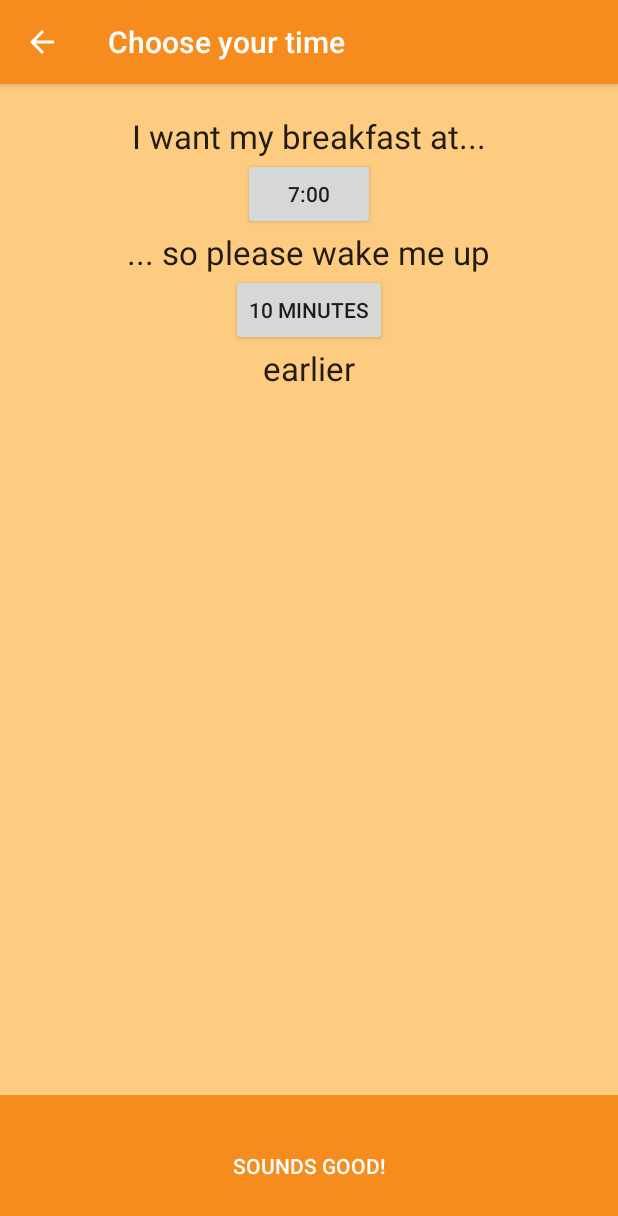
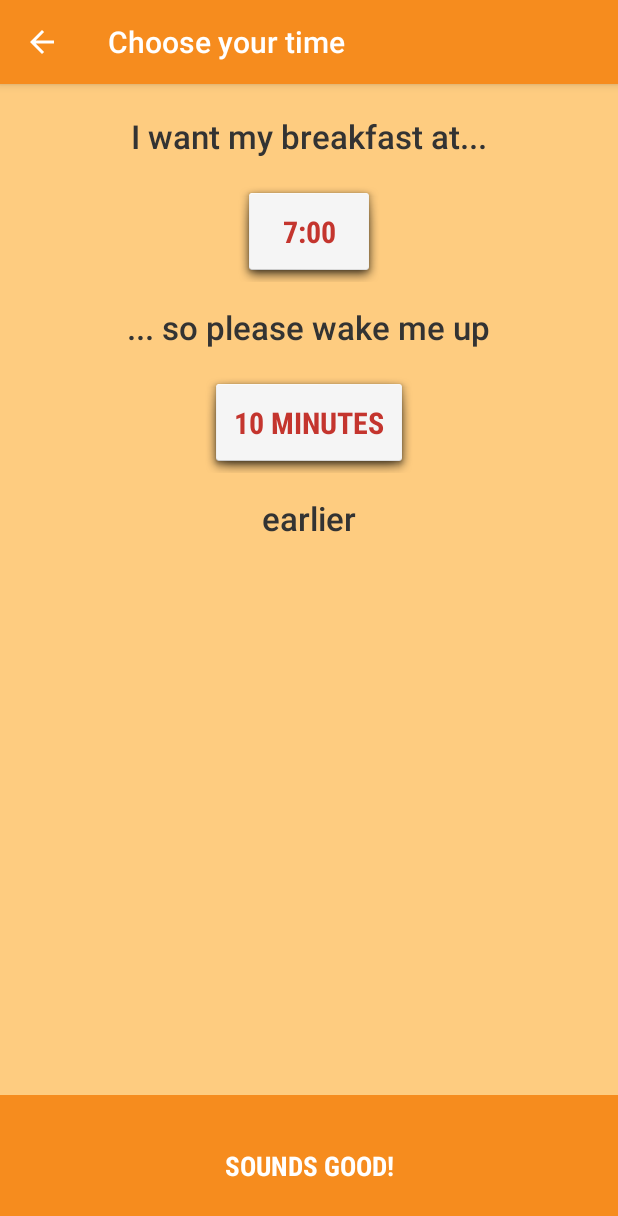
Before and after one commit to rlunding/DeliciousClock, an Android app: the TimeSelectionActivity screen opened directly, with no data from a screen before it, on a phone screen of 412 x 824 dp. Shown: the top 1216 px of the screen. Run offline under Robolectric (Android 15) with nearby library versions, the phone set to English and light mode, and no system bars.

Commit message:
Design stuff of continue buttons and time selection activity

```diff
--- a/app/src/main/res/layout/activity_address_selection.xml
+++ b/app/src/main/res/layout/activity_address_selection.xml
@@ -75,6 +75,9 @@
             android:id="@+id/address_selection_continue_button"
             android:enabled="false"
             android:background="@color/continue_button_background_color"
-            android:textColor="@color/continue_button_text_color"/>
+            android:textColor="@color/continue_button_text_color"
+            android:fontFamily="sans-serif-condensed"
+            android:textStyle="bold"
+            android:textSize="18sp"/>
     </FrameLayout>
 </LinearLayout>
--- a/app/src/main/res/layout/activity_meal_selection.xml
+++ b/app/src/main/res/layout/activity_meal_selection.xml
@@ -49,7 +49,10 @@ tools:context="org.lunding.deliciousclock.register.MealSelectionActivity">
             android:id="@+id/meal_selection_continue_button"
             android:enabled="false"
             android:background="@color/continue_button_background_color"
-            android:textColor="@color/continue_button_text_color"/>
+            android:textColor="@color/continue_button_text_color"
+            android:fontFamily="sans-serif-condensed"
+            android:textStyle="bold"
+            android:textSize="18sp"/>
     </FrameLayout>
 
 </LinearLayout>
--- a/app/src/main/res/layout/activity_time_selection.xml
+++ b/app/src/main/res/layout/activity_time_selection.xml
@@ -22,6 +22,9 @@
             android:textAppearance="?android:attr/textAppearanceLarge"
             android:text="@string/wanting_breakfast"
             android:layout_gravity="center_horizontal"
+            android:textColor="#333333"
+            android:fontFamily="sans-serif-medium"
+            android:layout_marginBottom="15dp"
             />
 
         <Button
@@ -30,6 +33,13 @@
             android:layout_height="wrap_content"
             android:text="@string/breakfast_time_order_button"
             android:layout_gravity="center_horizontal"
+            android:padding="20dp"
+            android:background="@android:drawable/dialog_holo_light_frame"
+            android:textColor="#c4352e"
+            android:textSize="20sp"
+            android:fontFamily="sans-serif-condensed"
+            android:textStyle="bold"
+            android:layout_marginBottom="15dp"
             />
 
         <TextView
@@ -38,6 +48,9 @@
             android:textAppearance="?android:attr/textAppearanceLarge"
             android:text="@string/wake_up_request"
             android:layout_gravity="center_horizontal"
+            android:textColor="#333333"
+            android:fontFamily="sans-serif-medium"
+            android:layout_marginBottom="15dp"
            />
 
         <Button
@@ -46,7 +59,13 @@
             android:text="@string/time_selection_notification_button"
             android:id="@+id/time_selection_offset_button"
             android:layout_gravity="center_horizontal"
-            />
+            android:padding="20dp"
+            android:background="@android:drawable/dialog_holo_light_frame"
+            android:textColor="#c4352e"
+            android:textSize="20sp"
+            android:fontFamily="sans-serif-condensed"
+            android:textStyle="bold"
+            android:layout_marginBottom="15dp"/>
 
         <TextView
             android:layout_width="wrap_content"
@@ -54,6 +73,8 @@
             android:textAppearance="?android:attr/textAppearanceLarge"
             android:text="@string/earlier"
             android:layout_gravity="center_horizontal"
+            android:textColor="#333333"
+            android:fontFamily="sans-serif-medium"
             />
 
     </LinearLayout>
@@ -71,7 +92,10 @@
             android:text="Sounds good!"
             android:id="@+id/time_selection_continue_button"
             android:background="@color/continue_button_background_color"
-            android:textColor="@color/continue_button_text_color"/>
+            android:textColor="@color/continue_button_text_color"
+            android:fontFamily="sans-serif-condensed"
+            android:textStyle="bold"
+            android:textSize="18sp"/>
     </FrameLayout>
 
 
```
Also changed, not shown: app/src/main/res/layout/activity_overview_selection.xml (+5 -2 lines), 1 other file.
